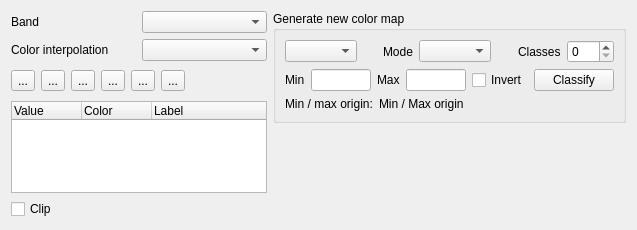
The window that src/ui/qgssinglebandpseudocolorrendererwidgetbase.ui (carsmie/QGIS) describes before a commit, drawn with Qt 5.
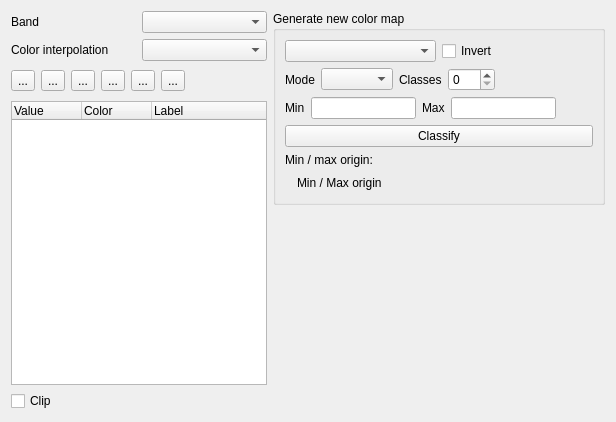
The same window after the commit. Icons and pictures are not drawn. Custom widgets are drawn as their Qt base class.

Commit message:
Update raster properties dialog to vertical tabs
- Minimize width of band renderer type widgets by reorganizing layouts and fixing spacing issues
- Fix #7569, too much information when edit style on raster layer properties
- Group 'Color rendering' options
- Add Reset button to 'Color rendering' options
- Add icon for pseudocolor colormap sorting

Diff of the .ui file:
```diff
--- a/src/ui/qgssinglebandpseudocolorrendererwidgetbase.ui
+++ b/src/ui/qgssinglebandpseudocolorrendererwidgetbase.ui
@@ -6,8 +6,8 @@
    <rect>
     <x>0</x>
     <y>0</y>
-    <width>637</width>
-    <height>230</height>
+    <width>616</width>
+    <height>422</height>
    </rect>
   </property>
   <property name="windowTitle">
@@ -193,23 +193,21 @@
        </property>
        <layout class="QVBoxLayout" name="verticalLayout_2">
         <item>
-         <layout class="QHBoxLayout" name="horizontalLayout">
+         <layout class="QHBoxLayout" name="horizontalLayout_2">
           <item>
            <widget class="QgsColorRampComboBox" name="mColorRampComboBox"/>
           </item>
           <item>
-           <spacer name="horizontalSpacer_2">
-            <property name="orientation">
-             <enum>Qt::Horizontal</enum>
+           <widget class="QCheckBox" name="mInvertCheckBox">
+            <property name="text">
+             <string>Invert</string>
             </property>
-            <property name="sizeHint" stdset="0">
-             <size>
-              <width>40</width>
-              <height>20</height>
-             </size>
-            </property>
-           </spacer>
+           </widget>
           </item>
+         </layout>
+        </item>
+        <item>
+         <layout class="QHBoxLayout" name="horizontalLayout">
           <item>
            <widget class="QLabel" name="mClassificationModeLabel">
             <property name="text">
@@ -220,19 +218,6 @@
           <item>
            <widget class="QComboBox" name="mClassificationModeComboBox"/>
           </item>
-          <item>
-           <spacer name="horizontalSpacer_6">
-            <property name="orientation">
-             <enum>Qt::Horizontal</enum>
-            </property>
-            <property name="sizeHint" stdset="0">
-             <size>
-              <width>40</width>
-              <height>20</height>
-             </size>
-            </property>
-           </spacer>
-          </item>
           <item>
            <widget class="QLabel" name="mNumberOfEntriesLabel">
             <property name="text">
@@ -256,6 +241,19 @@
             </property>
            </widget>
           </item>
+          <item>
+           <spacer name="horizontalSpacer_6">
+            <property name="orientation">
+             <enum>Qt::Horizontal</enum>
+            </property>
+            <property name="sizeHint" stdset="0">
+             <size>
+              <width>40</width>
+              <height>20</height>
+             </size>
+            </property>
+           </spacer>
+          </item>
          </layout>
         </item>
         <item>
@@ -270,32 +268,6 @@
           <item>
            <widget class="QLineEdit" name="mMinLineEdit"/>
           </item>
-          <item>
-           <spacer name="horizontalSpacer_5">
-            <property name="orientation">
-             <enum>Qt::Horizontal</enum>
-            </property>
-            <property name="sizeHint" stdset="0">
-             <size>
-              <width>40</width>
-              <height>20</height>
-             </size>
-            </property>
-           </spacer>
-          </item>
-          <item>
-           <spacer name="horizontalSpacer_4">
-            <property name="orientation">
-             <enum>Qt::Horizontal</enum>
-            </property>
-            <property name="sizeHint" stdset="0">
-             <size>
-              <width>40</width>
-              <height>20</height>
-             </size>
-            </property>
-           </spacer>
-          </item>
           <item>
            <widget class="QLabel" name="mMaxLabel">
             <property name="text">
@@ -319,58 +291,21 @@
             </property>
            </spacer>
           </item>
-          <item>
-           <spacer name="horizontalSpacer_7">
-            <property name="orientation">
-             <enum>Qt::Horizontal</enum>
-            </property>
-            <property name="sizeHint" stdset="0">
-             <size>
-              <width>40</width>
-              <height>20</height>
-             </size>
-            </property>
-           </spacer>
-          </item>
-          <item>
-           <widget class="QCheckBox" name="mInvertCheckBox">
-            <property name="text">
-             <string>Invert</string>
-            </property>
-           </widget>
-          </item>
-          <item>
-           <spacer name="horizontalSpacer_8">
-            <property name="orientation">
-             <enum>Qt::Horizontal</enum>
-            </property>
-            <property name="sizeHint" stdset="0">
-             <size>
-              <width>40</width>
-              <height>20</height>
-             </size>
-            </property>
-           </spacer>
-          </item>
-          <item>
-           <widget class="QPushButton" name="mClassifyButton">
-            <property name="text">
-             <string>Classify</string>
-            </property>
-           </widget>
-          </item>
          </layout>
         </item>
         <item>
-         <layout class="QHBoxLayout" name="horizontalLayout_2">
-          <item>
-           <widget class="QLabel" name="label_2">
-            <property name="text">
-             <string>Min / max origin:</string>
-            </property>
-           </widget>
-          </item>
-          <item>
+         <widget class="QPushButton" name="mClassifyButton">
+          <property name="text">
+           <string>Classify</string>
+          </property>
+         </widget>
+        </item>
+        <item>
+         <layout class="QGridLayout" name="gridLayout_3">
+          <property name="verticalSpacing">
+           <number>6</number>
+          </property>
+          <item row="1" column="1">
            <widget class="QLabel" name="mMinMaxOriginLabel">
             <property name="sizePolicy">
              <sizepolicy hsizetype="Expanding" vsizetype="Preferred">
@@ -383,20 +318,49 @@
             </property>
            </widget>
           </item>
+          <item row="1" column="0">
+           <spacer name="horizontalSpacer_4">
+            <property name="orientation">
+             <enum>Qt::Horizontal</enum>
+            </property>
+            <property name="sizeType">
+             <enum>QSizePolicy::Fixed</enum>
+            </property>
+            <property name="sizeHint" stdset="0">
+             <size>
+              <width>6</width>
+              <height>20</height>
+             </size>
+            </property>
+           </spacer>
+          </item>
+          <item row="0" column="0" colspan="2">
+           <widget class="QLabel" name="label_2">
+            <property name="text">
+             <string>Min / max origin:</string>
+            </property>
+           </widget>
+          </item>
          </layout>
         </item>
        </layout>
       </widget>
      </item>
      <item>
-      <widget class="QWidget" name="mMinMaxContainerWidget" native="true">
-       <property name="sizePolicy">
-        <sizepolicy hsizetype="Preferred" vsizetype="MinimumExpanding">
-         <horstretch>0</horstretch>
-         <verstretch>0</verstretch>
-        </sizepolicy>
+      <widget class="QWidget" name="mMinMaxContainerWidget" native="true"/>
+     </item>
+     <item>
+      <spacer name="verticalSpacer">
+       <property name="orientation">
+        <enum>Qt::Vertical</enum>
        </property>
-      </widget>
+       <property name="sizeHint" stdset="0">
+        <size>
+         <width>20</width>
+         <height>40</height>
+        </size>
+       </property>
+      </spacer>
      </item>
     </layout>
    </item>
```
Left out of the diff: 12 changed lines with no effect on the pictures. The commit also changes 8 other files.
